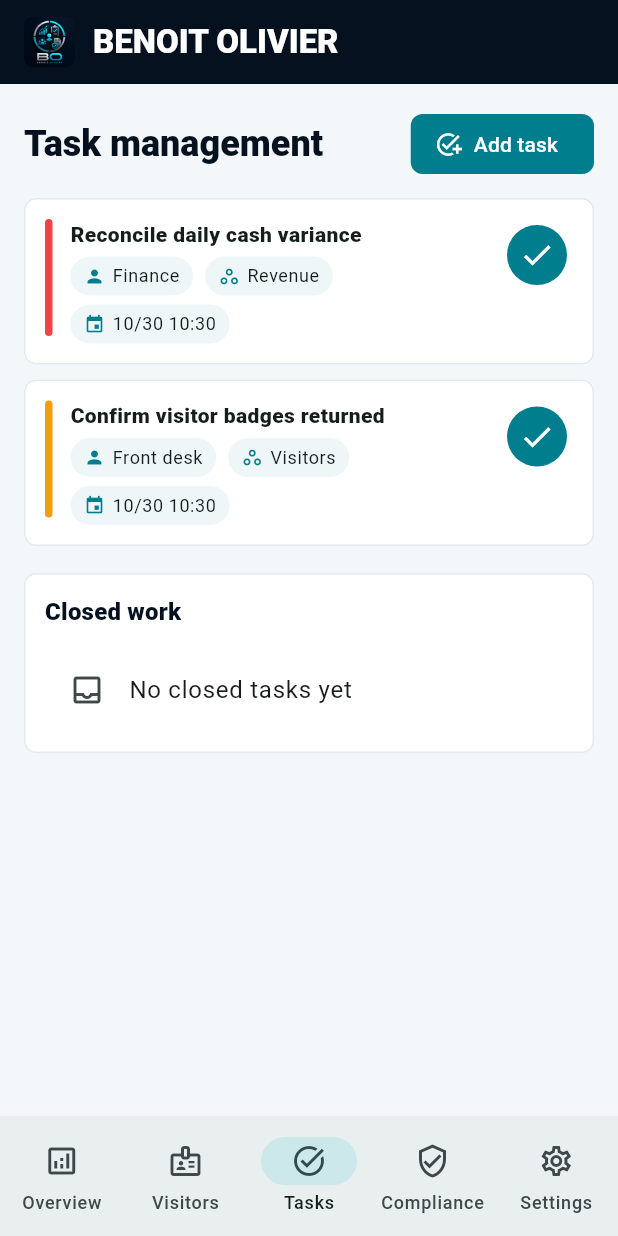
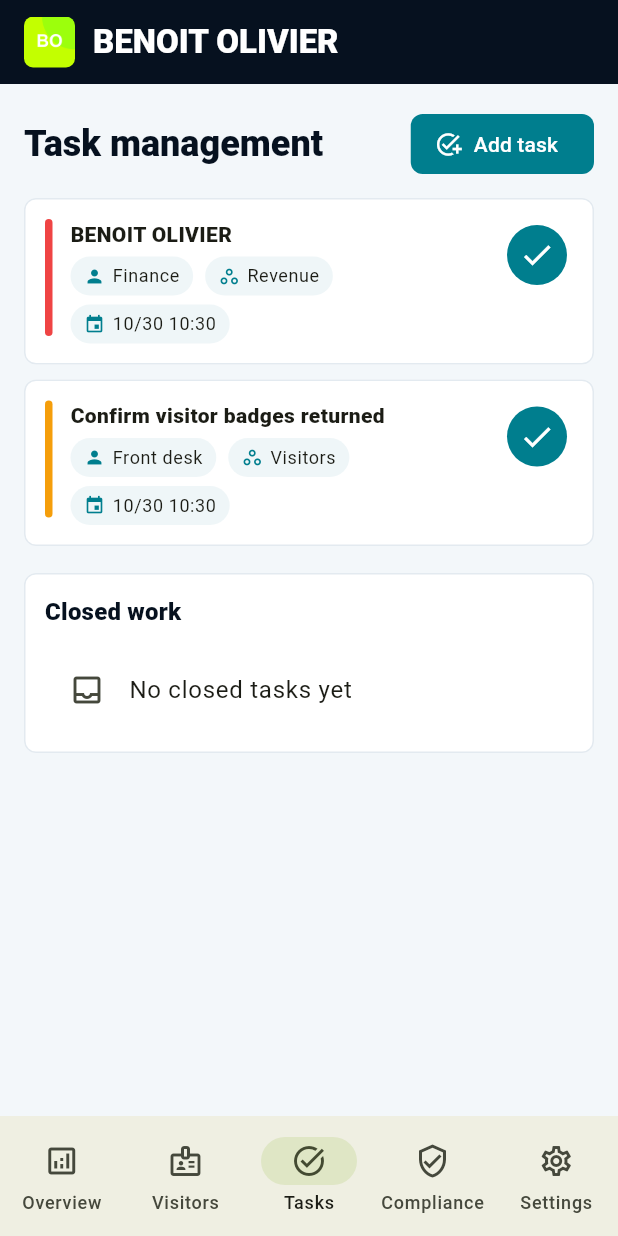
Before and after one commit to EOOrga/68d9d10a1299230338dbbdc7, a Flutter app: the screen it shows after launch, item 3 of the bottom bar chosen, on a phone screen of 412 x 824 dp. Run offline on Flutter 3.47's test engine with Material 3 defaults, Android fonts, the phone set to English and light mode, and no system bars; our stand-ins replace shared_preferences.

Commit message:
Create Flutter variant com.silva.benoitolivier

```diff
--- a/lib/main.dart
+++ b/lib/main.dart
@@ -6,7 +6,7 @@ import 'package:shared_preferences/shared_preferences.dart';
 
 const _brandName = 'BENOIT OLIVIER';
 const _primaryNavy = Color(0xFF06111F);
-const _electricCyan = Color(0xFF04D9E8);
+const _electricCyan = Color(0xFFC3FF00);
 const _success = Color(0xFF2DD4BF);
 const _warning = Color(0xFFF59E0B);
 const _danger = Color(0xFFEF4444);
@@ -459,7 +459,7 @@ class OperationsState extends ChangeNotifier {
     tasks = [
       OpsTask(
         id: 't1',
-        title: 'Reconcile daily cash variance',
+        title: 'BENOIT OLIVIER',
         owner: 'Finance',
         area: 'Revenue',
         dueDate: now.add(const Duration(days: 1)),
--- a/pubspec.yaml
+++ b/pubspec.yaml
@@ -1,4 +1,4 @@
-name: benoit_olivier
+name: benoitolivier
 description: Local operations workspace for BENOIT OLIVIER.
 publish_to: 'none'
 version: 1.0.0+1
@@ -21,6 +21,8 @@ flutter_launcher_icons:
   android: true
   ios: false
   image_path: "docs/icon.png"
+  adaptive_icon_foreground: docs/icon.png
+  adaptive_icon_background: "#00FF3C"
   min_sdk_android: 23
 
 flutter:
```
Also changed, not shown: docs/icon.png, 11 other files.
